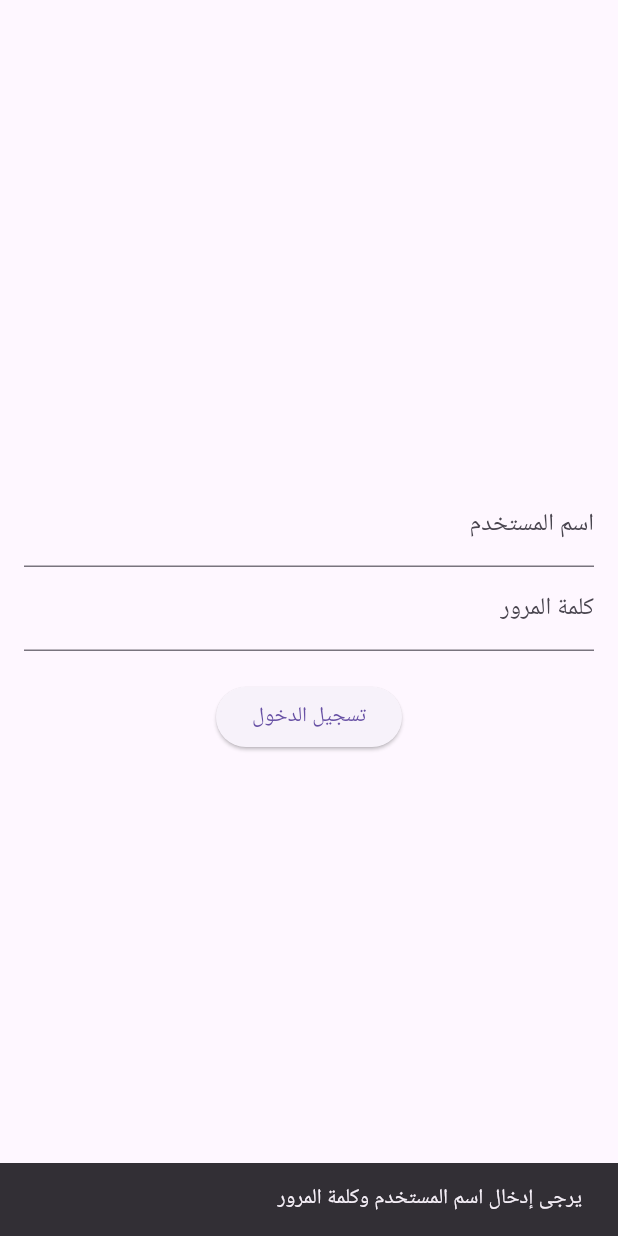
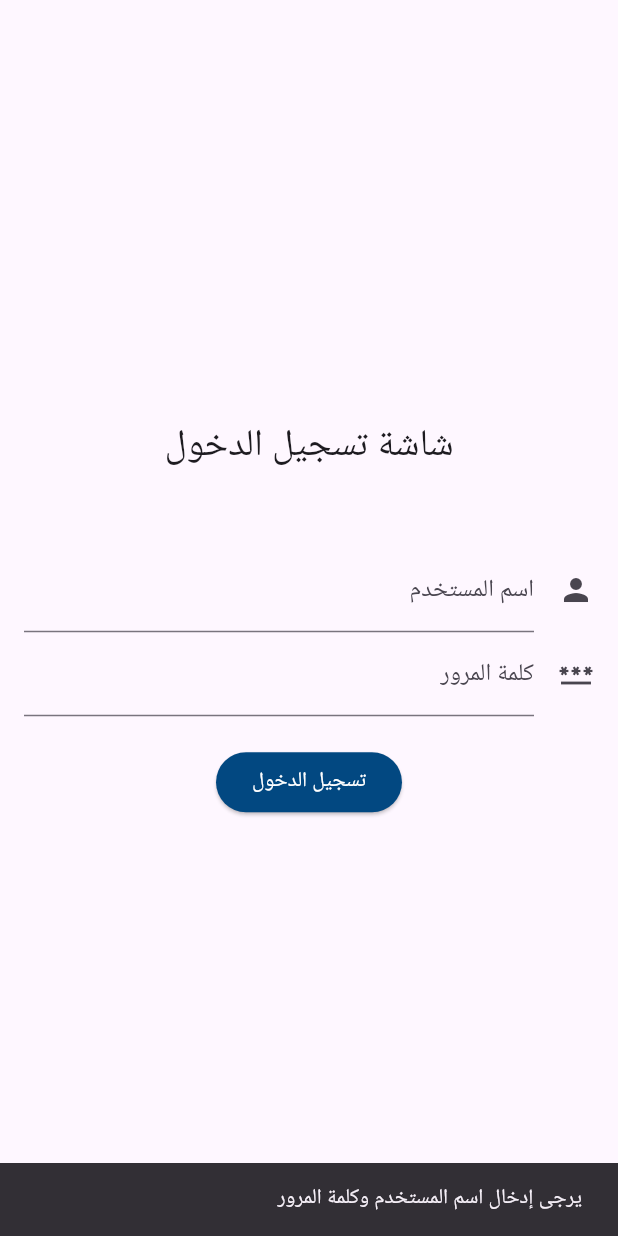
Before and after one commit to Organizationlinke/HamaAgriculture, a Flutter app: the screen it shows after launch, after a tap on "تسجيل الدخول", on a phone screen of 412 x 824 dp. Run offline on Flutter 3.47's test engine with Material 3 defaults, Android fonts, the phone set to English and light mode, and no system bars; our stand-ins replace dropdown_search, sticky_headers, supabase_flutter, syncfusion_flutter_datagrid; accounts and stored records are empty.

Commit message:
Update to use dart-define

```diff
--- a/lib/main.dart
+++ b/lib/main.dart
@@ -11,11 +11,11 @@ void main()async {
   const supabaseAnonKey = String.fromEnvironment('SUPABASE_ANON_KEY');
 
    await Supabase.initialize(
-     url: supabaseUrl, // قراءة URL
-    anonKey: supabaseAnonKey, // قراءة المفتاح
-    // url: 'https://qhfgwpnsjzqtxygbdgbb.supabase.co',
-    // anonKey:
-    //     'eyJhbGciOiJIUzI1NiIsInR5cCI6IkpXVCJ9.eyJpc3MiOiJzdXBhYmFzZSIsInJlZiI6InFoZmd3cG5zanpxdHh5Z2JkZ2JiIiwicm9sZSI6ImFub24iLCJpYXQiOjE3MzIxODE0ODQsImV4cCI6MjA0Nzc1NzQ4NH0.e-UNyfg5k6bMTdQ4ZyDlWzjB_LSyZzvR8nZj3L1tH2c',
+    //  url: supabaseUrl, // قراءة URL
+    // anonKey: supabaseAnonKey, // قراءة المفتاح
+    url: 'https://qhfgwpnsjzqtxygbdgbb.supabase.co',
+    anonKey:
+        'eyJhbGciOiJIUzI1NiIsInR5cCI6IkpXVCJ9.eyJpc3MiOiJzdXBhYmFzZSIsInJlZiI6InFoZmd3cG5zanpxdHh5Z2JkZ2JiIiwicm9sZSI6ImFub24iLCJpYXQiOjE3MzIxODE0ODQsImV4cCI6MjA0Nzc1NzQ4NH0.e-UNyfg5k6bMTdQ4ZyDlWzjB_LSyZzvR8nZj3L1tH2c',
   );
   runApp(InspectionApp());
 
--- a/lib/users/Login.dart
+++ b/lib/users/Login.dart
@@ -1,4 +1,5 @@
 import 'package:flutter/material.dart';
+import 'package:inspection_app/tools/global.dart';
 
 class LoginScreen extends StatefulWidget {
   @override
@@ -38,20 +39,29 @@ class _LoginScreenState extends State<LoginScreen> {
         body: Center(
           child: Padding(
             padding: const EdgeInsets.all(16.0),
+            child: SizedBox(
+              width: 400,
               child: Column(
                 mainAxisSize: MainAxisSize.min,
                 children: [
+                  Text('شاشة تسجيل الدخول',style: TextStyle(fontSize: 25),),
+                  SizedBox(height: 50),
                       TextField(
                         controller: _usernameController,
-                  decoration: InputDecoration(labelText: 'اسم المستخدم'),
+                        decoration: InputDecoration(labelText: 'اسم المستخدم',icon: Icon(Icons.person)),
+
                   ),
                   TextField(
                     controller: _passwordController,
-                  decoration: InputDecoration(labelText: 'كلمة المرور'),
+                    decoration: InputDecoration(labelText: 'كلمة المرور',icon: Icon(Icons.password)),
                     obscureText: true,
                   ),
                   SizedBox(height: 20),
                   ElevatedButton(
+                    style: ElevatedButton.styleFrom(
+                      backgroundColor:ColorTablebackHedar,
+                      foregroundColor: ColorTableForeHedar
+                    ),
                     onPressed: _login,
                     child: Text('تسجيل الدخول'),
                   ),
@@ -60,6 +70,7 @@ class _LoginScreenState extends State<LoginScreen> {
             ),
           ),
         ),
+      ),
     );
   }
 }
```
Lines whose indentation alone changed are shown as unchanged.
